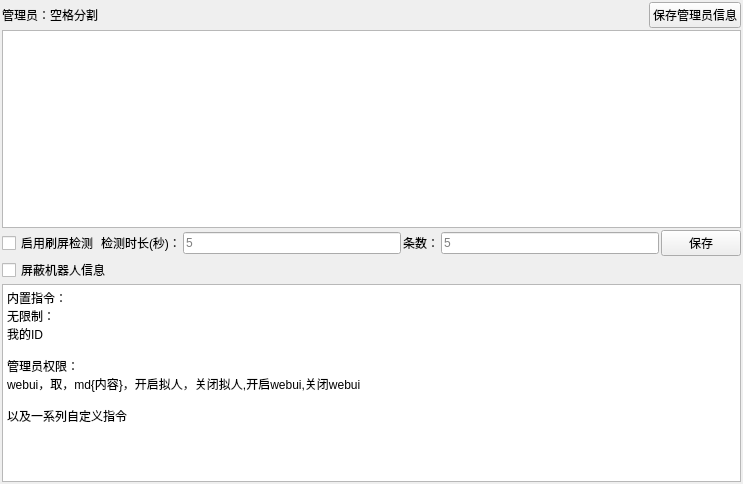
Qt form ui/qunguan.ui (qiancao1/chun_bai_ling) before a commit.
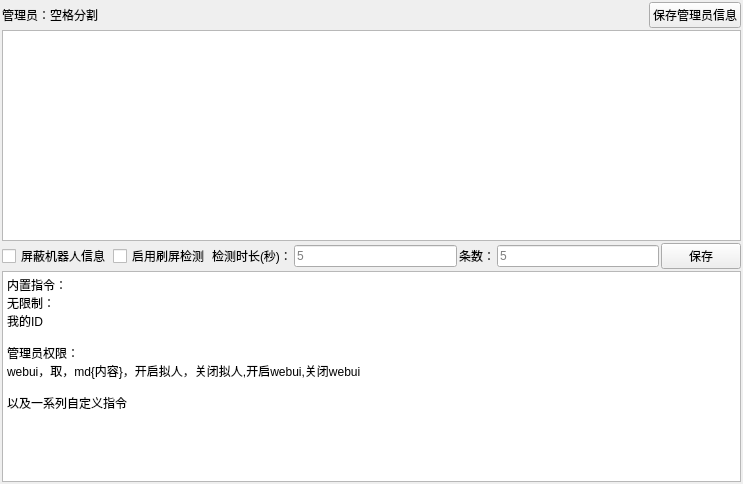
The same form after that commit.

Patch:
```diff
--- a/ui/qunguan.ui
+++ b/ui/qunguan.ui
@@ -71,6 +71,13 @@
      <property name="leftMargin">
       <number>0</number>
      </property>
+     <item>
+      <widget class="QCheckBox" name="checkBox_2">
+       <property name="text">
+        <string>屏蔽机器人信息</string>
+       </property>
+      </widget>
+     </item>
      <item>
       <widget class="QCheckBox" name="checkBox">
        <property name="text">
@@ -115,13 +122,6 @@
      </item>
     </layout>
    </item>
-   <item>
-    <widget class="QCheckBox" name="checkBox_2">
-     <property name="text">
-      <string>屏蔽机器人信息</string>
-     </property>
-    </widget>
-   </item>
    <item>
     <widget class="QTextEdit" name="textEdit_2">
      <property name="html">
```
